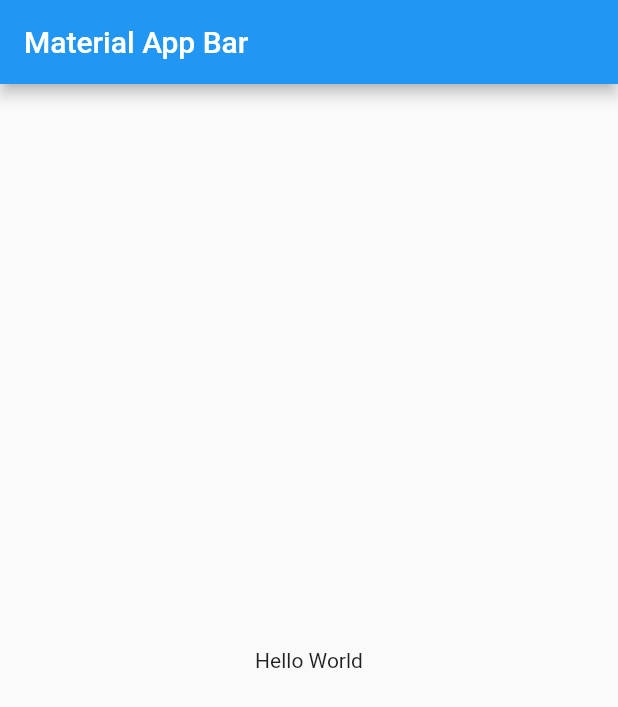
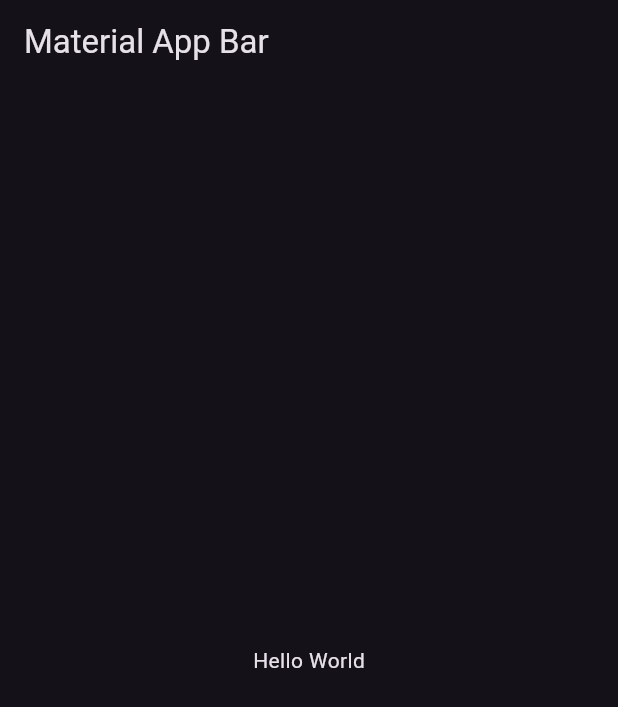
Before and after one commit to francoinostrozah/toktik, a Flutter app: the screen it shows after launch, on a phone screen of 412 x 824 dp. Shown: the top 707 px of the screen. Run offline on Flutter 3.47's test engine with Material 2 defaults, Android fonts, the phone set to English and light mode, and no system bars.

Commit message:
:sparkles: (theme) added theme config

```diff
--- /dev/null
+++ b/lib/config/theme/app_theme.dart
@@ -0,0 +1,6 @@
+import 'package:flutter/material.dart';
+
+class AppTheme {
+  ThemeData getTheme() =>
+      ThemeData(useMaterial3: true, brightness: Brightness.dark);
+}
--- a/lib/main.dart
+++ b/lib/main.dart
@@ -1,4 +1,5 @@
 import 'package:flutter/material.dart';
+import 'package:toktik/config/theme/app_theme.dart';
 
 void main() => runApp(const MyApp());
 
@@ -8,7 +9,9 @@ class MyApp extends StatelessWidget {
   @override
   Widget build(BuildContext context) {
     return MaterialApp(
-      title: 'Material App',
+      title: 'TokTik',
+      debugShowCheckedModeBanner: false,
+      theme: AppTheme().getTheme(),
       home: Scaffold(
         appBar: AppBar(
           title: const Text('Material App Bar'),
```
